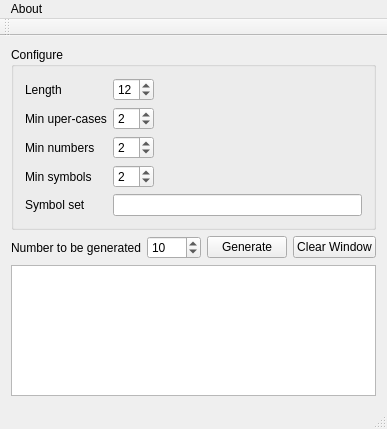
Old version of the form src/yapg.ui in the repository Pixinn/yapg.
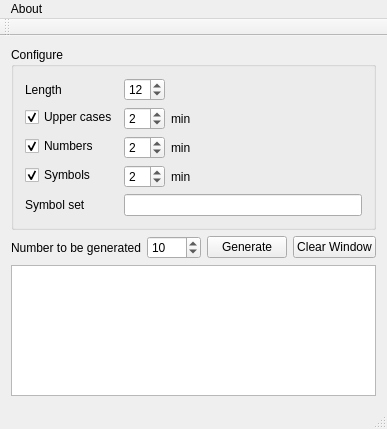
New version of the form. Icons and pictures are not drawn.

The edit to the form file:
```diff
--- a/src/yapg.ui
+++ b/src/yapg.ui
@@ -37,34 +37,6 @@
            </property>
           </widget>
          </item>
-         <item row="2" column="0">
-          <widget class="QLabel" name="label_2">
-           <property name="text">
-            <string>Min uper-cases</string>
-           </property>
-          </widget>
-         </item>
-         <item row="3" column="0">
-          <widget class="QLabel" name="label_3">
-           <property name="text">
-            <string>Min numbers</string>
-           </property>
-          </widget>
-         </item>
-         <item row="4" column="0">
-          <widget class="QLabel" name="label_4">
-           <property name="text">
-            <string>Min symbols</string>
-           </property>
-          </widget>
-         </item>
-         <item row="5" column="0">
-          <widget class="QLabel" name="label_5">
-           <property name="text">
-            <string>Symbol set</string>
-           </property>
-          </widget>
-         </item>
          <item row="5" column="1">
           <widget class="QLineEdit" name="le_SymbolSet">
            <property name="readOnly">
@@ -106,6 +78,9 @@
           <layout class="QHBoxLayout" name="horizontalLayout_4">
            <item>
             <widget class="QSpinBox" name="sb_NbCapitals">
+             <property name="minimum">
+              <number>1</number>
+             </property>
              <property name="maximum">
               <number>25</number>
              </property>
@@ -114,6 +89,13 @@
              </property>
             </widget>
            </item>
+           <item>
+            <widget class="QLabel" name="label_8">
+             <property name="text">
+              <string>min</string>
+             </property>
+            </widget>
+           </item>
            <item>
             <spacer name="horizontalSpacer_3">
              <property name="orientation">
@@ -133,6 +115,9 @@
           <layout class="QHBoxLayout" name="horizontalLayout_5">
            <item>
             <widget class="QSpinBox" name="sb_NbNumbers">
+             <property name="minimum">
+              <number>1</number>
+             </property>
              <property name="maximum">
               <number>25</number>
              </property>
@@ -141,6 +126,13 @@
              </property>
             </widget>
            </item>
+           <item>
+            <widget class="QLabel" name="label_9">
+             <property name="text">
+              <string>min</string>
+             </property>
+            </widget>
+           </item>
            <item>
             <spacer name="horizontalSpacer_4">
              <property name="orientation">
@@ -160,6 +152,9 @@
           <layout class="QHBoxLayout" name="horizontalLayout_6">
            <item>
             <widget class="QSpinBox" name="sb_NbSymbols">
+             <property name="minimum">
+              <number>1</number>
+             </property>
              <property name="maximum">
               <number>25</number>
              </property>
@@ -168,6 +163,13 @@
              </property>
             </widget>
            </item>
+           <item>
+            <widget class="QLabel" name="label_10">
+             <property name="text">
+              <string>min</string>
+             </property>
+            </widget>
+           </item>
            <item>
             <spacer name="horizontalSpacer_5">
              <property name="orientation">
@@ -183,6 +185,43 @@
            </item>
           </layout>
          </item>
+         <item row="2" column="0">
+          <widget class="QCheckBox" name="cb_Capitals">
+           <property name="text">
+            <string>Upper cases</string>
+           </property>
+           <property name="checked">
+            <bool>true</bool>
+           </property>
+          </widget>
+         </item>
+         <item row="5" column="0">
+          <widget class="QLabel" name="label_5">
+           <property name="text">
+            <string>Symbol set</string>
+           </property>
+          </widget>
+         </item>
+         <item row="3" column="0">
+          <widget class="QCheckBox" name="cb_Numbers">
+           <property name="text">
+            <string>Numbers</string>
+           </property>
+           <property name="checked">
+            <bool>true</bool>
+           </property>
+          </widget>
+         </item>
+         <item row="4" column="0">
+          <widget class="QCheckBox" name="cb_Symbols">
+           <property name="text">
+            <string>Symbols</string>
+           </property>
+           <property name="checked">
+            <bool>true</bool>
+           </property>
+          </widget>
+         </item>
         </layout>
        </item>
       </layout>
```
Left out of the diff: 99 changed lines with no effect on the pictures.
